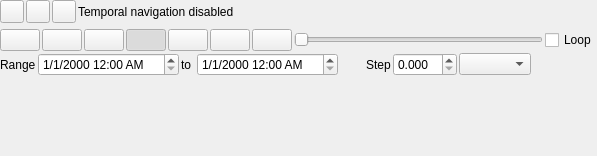
Before: the Qt Designer form src/ui/qgstemporalcontrollerwidgetbase.ui in carsmie/QGIS, drawn with Qt 5.
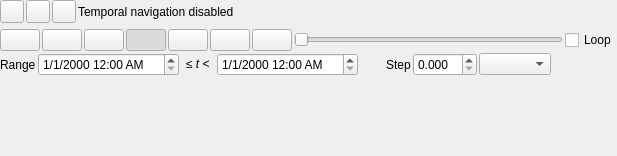
After: the same form once the commit is applied. Icons and pictures are not drawn. Custom widgets are drawn as their Qt base class.

Commit message:
Explicitly state in temporal controller dock that the visible time range is lower < t <= upper
Provides explicit clarification to users that the upper time in
the current filter time range is NOT visible in the canvas

Patch:
```diff
--- a/src/ui/qgstemporalcontrollerwidgetbase.ui
+++ b/src/ui/qgstemporalcontrollerwidgetbase.ui
@@ -406,13 +406,45 @@
            </property>
           </widget>
          </item>
+         <item>
+          <spacer name="horizontalSpacer_2">
+           <property name="orientation">
+            <enum>Qt::Horizontal</enum>
+           </property>
+           <property name="sizeType">
+            <enum>QSizePolicy::Fixed</enum>
+           </property>
+           <property name="sizeHint" stdset="0">
+            <size>
+             <width>5</width>
+             <height>20</height>
+            </size>
+           </property>
+          </spacer>
+         </item>
          <item>
           <widget class="QLabel" name="mRangeToLabel">
            <property name="text">
-            <string>to </string>
+            <string>&lt;html&gt;&lt;head/&gt;&lt;body&gt;&lt;p&gt;≤ &lt;span style=&quot; font-style:italic;&quot;&gt;t&lt;/span&gt; &amp;lt;&lt;/p&gt;&lt;/body&gt;&lt;/html&gt;</string>
            </property>
           </widget>
          </item>
+         <item>
+          <spacer name="horizontalSpacer_3">
+           <property name="orientation">
+            <enum>Qt::Horizontal</enum>
+           </property>
+           <property name="sizeType">
+            <enum>QSizePolicy::Fixed</enum>
+           </property>
+           <property name="sizeHint" stdset="0">
+            <size>
+             <width>5</width>
+             <height>20</height>
+            </size>
+           </property>
+          </spacer>
+         </item>
          <item>
           <widget class="QDateTimeEdit" name="mEndDateTime">
            <property name="sizePolicy">
```
Left out of the diff: 34 changed lines with no effect on the pictures.
